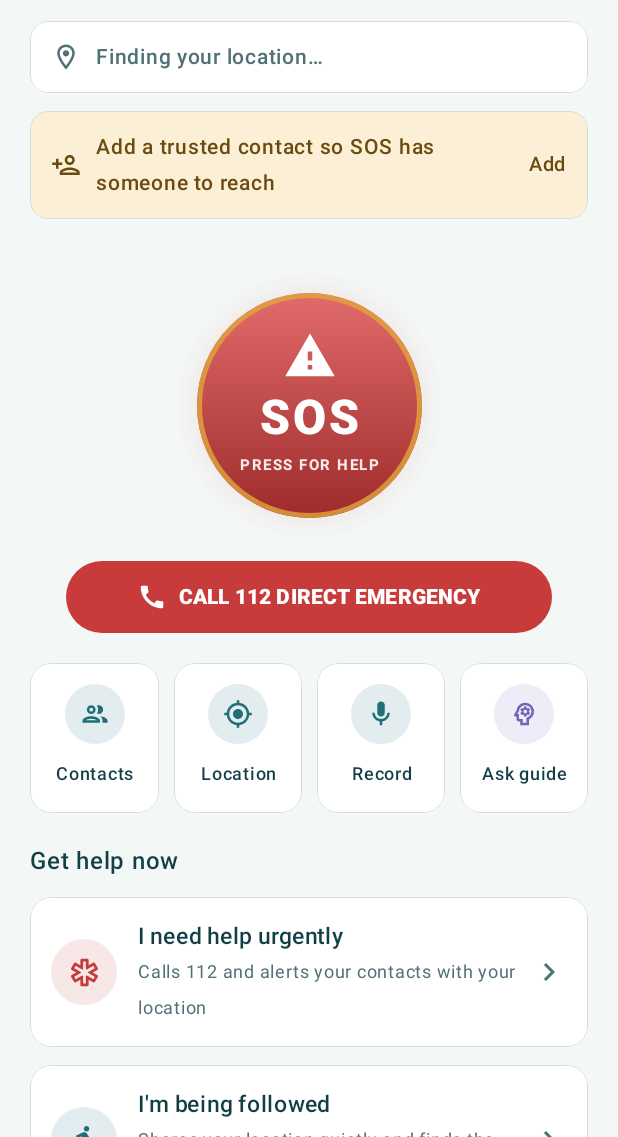
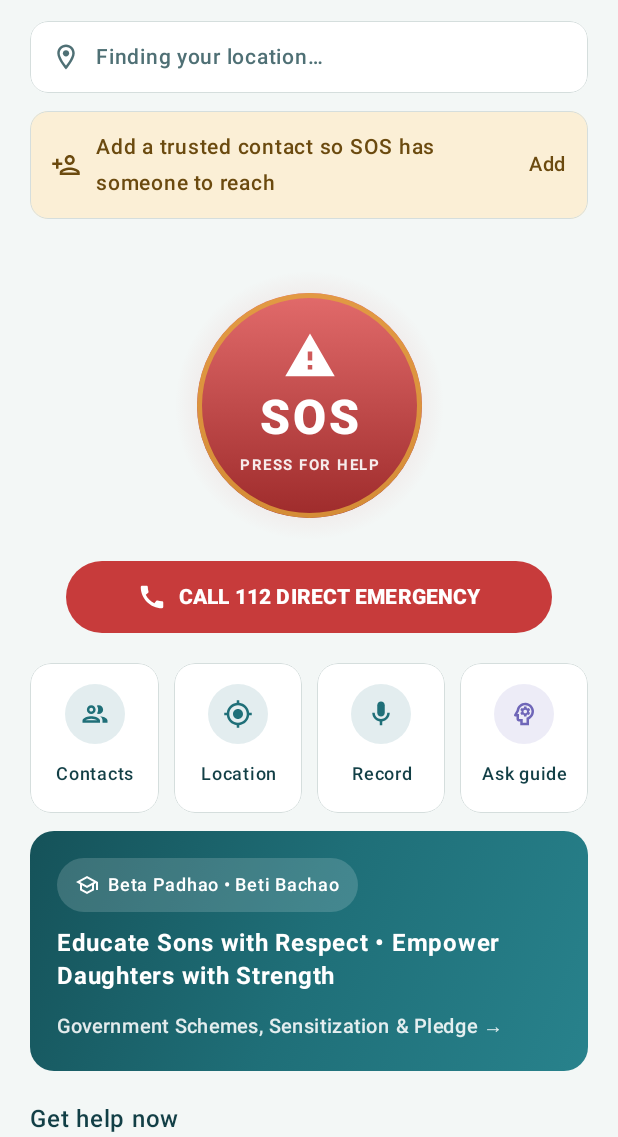
Before and after one commit to Jeevan4090/rakshakawach, an Android app built with Jetpack Compose: the screen it shows after launch (MainActivity), on a phone screen of 412 x 824 dp, the part 99-1236 px from its top. Run offline under Robolectric (Android 15) with nearby library versions, the phone set to English and light mode, and no system bars; our stand-ins replace Room's generated code.

Commit message:
added shortcut widget

```diff
--- a/app/src/main/java/com/example/MainActivity.kt
+++ b/app/src/main/java/com/example/MainActivity.kt
@@ -1,5 +1,6 @@
 package com.example
 
+import android.content.Intent
 import android.os.Bundle
 import androidx.activity.ComponentActivity
 import androidx.activity.compose.BackHandler
@@ -10,9 +11,12 @@ import androidx.compose.foundation.layout.fillMaxSize
 import androidx.compose.foundation.layout.padding
 import androidx.compose.material3.Scaffold
 import androidx.compose.runtime.Composable
+import androidx.compose.runtime.LaunchedEffect
 import androidx.compose.runtime.getValue
+import androidx.compose.runtime.mutableIntStateOf
 import androidx.compose.runtime.mutableStateListOf
 import androidx.compose.runtime.remember
+import androidx.compose.runtime.setValue
 import androidx.compose.ui.Modifier
 import androidx.lifecycle.viewmodel.compose.viewModel
 import com.example.ui.RakshaViewModel
@@ -52,19 +56,38 @@ enum class Screen {
 }
 
 class MainActivity : ComponentActivity() {
+
+    private var sosTriggerCount by mutableIntStateOf(0)
+
     override fun onCreate(savedInstanceState: Bundle?) {
         super.onCreate(savedInstanceState)
         enableEdgeToEdge()
+        checkSosIntent(intent)
+
         setContent {
             RakshaKavachTheme {
-                RakshaKavachApp()
+                RakshaKavachApp(sosTriggerCount = sosTriggerCount)
             }
+        }
+    }
+
+    override fun onNewIntent(intent: Intent) {
+        super.onNewIntent(intent)
+        setIntent(intent)
+        checkSosIntent(intent)
+    }
+
+    private fun checkSosIntent(intent: Intent?) {
+        if (intent?.getBooleanExtra("TRIGGER_SOS_IMMEDIATELY", false) == true) {
+            intent.removeExtra("TRIGGER_SOS_IMMEDIATELY")
+            sosTriggerCount++
         }
     }
 }
 
 @Composable
 fun RakshaKavachApp(
+    sosTriggerCount: Int = 0,
     viewModel: RakshaViewModel = viewModel()
 ) {
     val navStack = remember { mutableStateListOf(Screen.HOME) }
@@ -77,6 +100,16 @@ fun RakshaKavachApp(
     fun navigateBack() {
         if (navStack.size > 1) {
             navStack.removeAt(navStack.size - 1)
+        }
+    }
+
+    // Fired automatically when the home screen widget is tapped 3 times
+    LaunchedEffect(sosTriggerCount) {
+        if (sosTriggerCount > 0) {
+            viewModel.triggerSosAlertImmediate()
+            navStack.clear()
+            navStack.add(Screen.HOME)
+            navStack.add(Screen.URGENT_HELP)
         }
     }
 
--- a/app/src/main/java/com/example/ui/screens/HomeScreen.kt
+++ b/app/src/main/java/com/example/ui/screens/HomeScreen.kt
@@ -40,12 +40,15 @@ import androidx.compose.material.icons.outlined.People
 import androidx.compose.material.icons.outlined.PersonAdd
 import androidx.compose.material.icons.outlined.PhoneInTalk
 import androidx.compose.material.icons.outlined.Psychology
+import androidx.compose.material.icons.outlined.School
 import androidx.compose.material.icons.outlined.Security
 import androidx.compose.material.icons.outlined.Shield
 import androidx.compose.material.icons.outlined.Work
+import androidx.compose.material3.AlertDialog
 import androidx.compose.material3.Icon
 import androidx.compose.material3.MaterialTheme
 import androidx.compose.material3.Text
+import androidx.compose.material3.TextButton
 import androidx.compose.runtime.Composable
 import androidx.compose.runtime.LaunchedEffect
 import androidx.compose.runtime.collectAsState
@@ -56,6 +59,7 @@ import androidx.compose.runtime.setValue
 import androidx.compose.ui.Alignment
 import androidx.compose.ui.Modifier
 import androidx.compose.ui.draw.clip
+import androidx.compose.ui.graphics.Brush
 import androidx.compose.ui.graphics.Color
 import androidx.compose.ui.graphics.vector.ImageVector
 import androidx.compose.ui.layout.ContentScale
@@ -75,7 +79,6 @@ import com.example.ui.RakshaViewModel
 import com.example.ui.components.SosEmergencyButton
 import com.example.ui.theme.GuideViolet
 import com.example.ui.theme.KavachTeal
-import com.example.ui.theme.SafeGreen
 import com.example.ui.theme.SageDeep
 import com.example.ui.theme.SageTint
 import com.example.ui.theme.SaffronDeep
@@ -122,6 +125,8 @@ fun HomeScreen(
     val contacts by viewModel.contacts.collectAsState()
 
     var hasLocPermission by remember { mutableStateOf(viewModel.locationHelper.hasLocationPermission()) }
+    var showBetaPadhaoDialog by remember { mutableStateOf(false) }
+
     val permissionLauncher = rememberLauncherForActivityResult(
         contract = ActivityResultContracts.RequestMultiplePermissions()
     ) { permissions ->
@@ -295,6 +300,12 @@ fun HomeScreen(
         }
 
         item {
+            BetaPadhaoBannerCard(
+                onClick = { showBetaPadhaoDialog = true }
+            )
+        }
+
+        item {
             Text(
                 text = "Get help now",
                 fontSize = 16.sp,
@@ -383,6 +394,48 @@ fun HomeScreen(
             }
         }
     }
+
+    if (showBetaPadhaoDialog) {
+        AlertDialog(
+            onDismissRequest = { showBetaPadhaoDialog = false },
+            title = {
+                Text(
+                    text = "Beta Padhao • Beti Bachao",
+                    fontWeight = FontWeight.SemiBold,
+                    color = MaterialTheme.colorScheme.onSurface
+                )
+            },
+            text = {
+                Column(verticalArrangement = Arrangement.spacedBy(10.dp)) {
+                    Text(
+                        text = "Educate Sons with Respect • Empower Daughters with Strength",
+                        fontWeight = FontWeight.Medium,
+                        fontSize = 14.sp,
+                        color = KavachTeal
+                    )
+                    Text(
+                        text = "• One Stop Centre (Sakhi): Medical, legal, and shelter support for women across India.\n" +
+                               "• Women Helpline (181): 24x7 emergency and non-emergency support.\n" +
+                               "• Beti Bachao Beti Padhao: National initiative for girl child education and gender equality.",
+                        fontSize = 13.sp,
+                        lineHeight = 19.sp,
+                        color = MaterialTheme.colorScheme.onSurfaceVariant
+                    )
+                    Text(
+                        text = "Pledge: I commit to treating every woman and girl with dignity, speaking up against disrespect, and building safer spaces at home and in public.",
+                        fontSize = 13.sp,
+                        fontWeight = FontWeight.Medium,
+                        color = MaterialTheme.colorScheme.onSurface
+                    )
+                }
+            },
+            confirmButton = {
+                TextButton(onClick = { showBetaPadhaoDialog = false }) {
+                    Text("I Pledge", color = KavachTeal, fontWeight = FontWeight.SemiBold)
+                }
+            }
+        )
+    }
 }
 
 private data class LocationRow(
@@ -453,6 +506,69 @@ private fun IconBadge(icon: ImageVector, tint: Color, size: Dp) {
             contentDescription = null,
             tint = tint,
             modifier = Modifier.size(size * 0.5f)
+        )
+    }
+}
+
+@Composable
+private fun BetaPadhaoBannerCard(
+    onClick: () -> Unit,
+    modifier: Modifier = Modifier
+) {
+    val shape = RoundedCornerShape(16.dp)
+    val gradient = Brush.linearGradient(
+        colors = listOf(
+            Color(0xFF155259),
+            KavachTeal,
+            Color(0xFF28828C)
+        )
+    )
+
+    Column(
+        modifier = modifier
+            .fillMaxWidth()
+            .clip(shape)
+            .background(gradient)
+            .clickable(role = Role.Button, onClick = onClick)
+            .padding(18.dp)
+            .testTag("beta_padhao_banner"),
+        verticalArrangement = Arrangement.spacedBy(10.dp)
+    ) {
+        Row(
+            modifier = Modifier
+                .clip(RoundedCornerShape(50))
+                .background(Color.White.copy(alpha = 0.16f))
+                .padding(horizontal = 12.dp, vertical = 6.dp),
+            verticalAlignment = Alignment.CenterVertically
+        ) {
+            Icon(
+                imageVector = Icons.Outlined.School,
+                contentDescription = null,
+                tint = Color.White,
+                modifier = Modifier.size(16.dp)
+            )
+            Spacer(modifier = Modifier.width(6.dp))
+            Text(
+                text = "Beta Padhao • Beti Bachao",
+                color = Color.White,
+                fontSize = 12.sp,
+                fontWeight = FontWeight.SemiBold
+            )
+        }
+
+        Text(
+            text = "Educate Sons with Respect • Empower Daughters with Strength",
+            color = Color.White,
+            fontSize = 16.sp,
+            fontWeight = FontWeight.Bold,
+            lineHeight = 22.sp
+        )
+
+        Text(
+            text = "Government Schemes, Sensitization & Pledge →",
+            color = Color.White.copy(alpha = 0.88f),
+            fontSize = 13.sp,
+            fontWeight = FontWeight.Medium
         )
     }
 }
--- /dev/null
+++ b/app/src/main/res/drawable/bg_sos_widget.xml
@@ -0,0 +1,5 @@
+<?xml version="1.0" encoding="utf-8"?>
+<shape xmlns:android="http://schemas.android.com/apk/res/android"
+    android:shape="oval">
+    <solid android:color="#C73B3B" />
+</shape>
```
Also changed, not shown: app/src/main/AndroidManifest.xml (+15 -1 lines), app/src/main/java/com/example/widget/SosWidgetProvider.kt (added, +104 -0 lines), app/src/main/res/layout/widget_sos_shortcut.xml (added, +17 -0 lines), app/src/main/res/xml/sos_widget_info.xml (added, +10 -0 lines).
